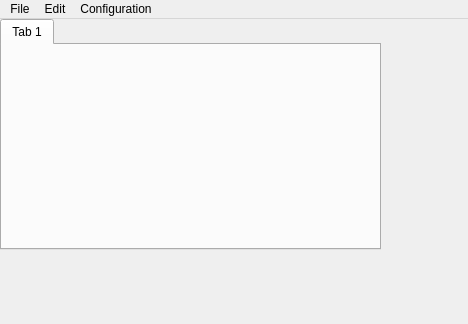
Qt form forms/serial_messenger.ui (NestorDP/serial_messenger) before a commit.
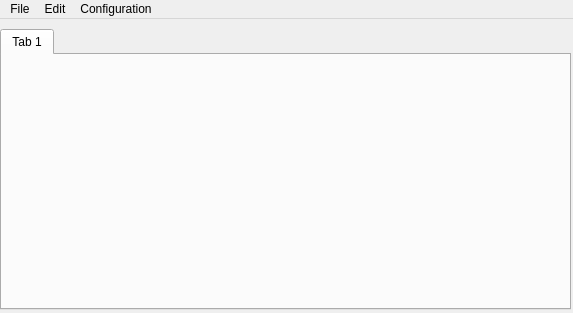
The same form after that commit.

Commit message: choosen the messenger widget done

```diff
--- a/forms/serial_messenger.ui
+++ b/forms/serial_messenger.ui
@@ -6,8 +6,8 @@
    <rect>
     <x>0</x>
     <y>0</y>
-    <width>468</width>
-    <height>324</height>
+    <width>573</width>
+    <height>313</height>
    </rect>
   </property>
   <property name="windowTitle">
@@ -24,9 +24,9 @@
     <property name="geometry">
      <rect>
       <x>0</x>
-      <y>0</y>
-      <width>381</width>
-      <height>231</height>
+      <y>10</y>
+      <width>571</width>
+      <height>281</height>
      </rect>
     </property>
     <widget class="QWidget" name="tab">
@@ -41,7 +41,7 @@
     <rect>
      <x>0</x>
      <y>0</y>
-     <width>468</width>
+     <width>573</width>
      <height>22</height>
     </rect>
    </property>
```
The commit also changes 5 other files.
